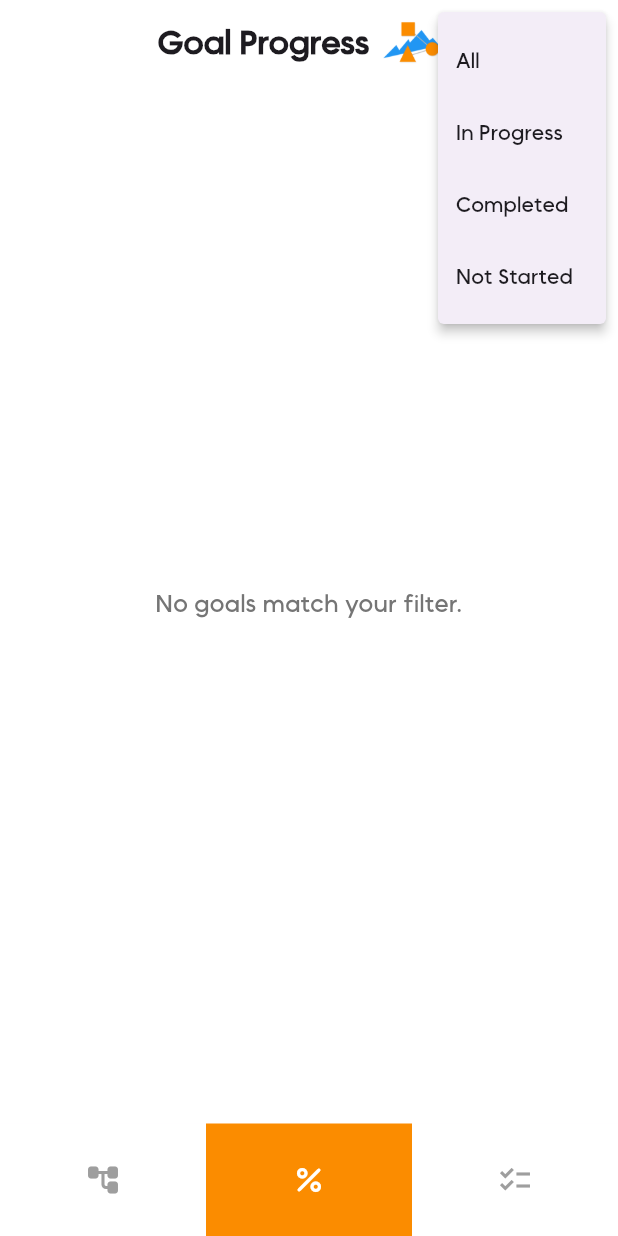
After one commit to UPJGuven/Final-Year-Project-FYP-, a Flutter app: the MainScreen screen opened directly, item 2 of the bottom bar chosen, after a tap on the "sort" icon, on a phone screen of 412 x 824 dp. The commit adds this screen. Run offline on Flutter 3.47's test engine with Material 3 defaults, Android fonts, the phone set to English and light mode, and no system bars; our stand-ins replace cloud_firestore, firebase_auth, firebase_core, google_sign_in; missing offline and left inert: graphite; accounts and stored records are empty.

Commit message:
#21 - The Progression Update
- New progress_overview_screen.dart showing all goal progress.
- New goal_node_widget.dart with progression of the goal built in.

```diff
--- a/lib/main.dart
+++ b/lib/main.dart
@@ -6,11 +6,7 @@ import 'package:fyp_goalapp/screens/help_guidance_screen.dart';
 import 'package:provider/provider.dart';
 import 'firebase_options.dart';
 import 'goal_provider.dart';
-import 'screens/loading_screen.dart';
 import 'screens/login_screen.dart';
-import 'screens/goal_hierarchy_screen.dart';
-import 'screens/todo_list_screen.dart';
-import 'widgets/bottom_nav_bar.dart';
 import 'screens/main_screen.dart';
 
 void main() async {
--- a/lib/screens/goal_hierarchy_screen.dart
+++ b/lib/screens/goal_hierarchy_screen.dart
@@ -9,6 +9,7 @@ import 'help_guidance_screen.dart';
 import 'settings_screen.dart';
 import '../widgets/goal_detail_popup.dart';
 import '../widgets/background_shape_painter.dart';
+import '../widgets/goal_node_widget.dart';
 
 class GoalHierarchyScreen extends StatefulWidget {
   @override
@@ -16,7 +17,8 @@ class GoalHierarchyScreen extends StatefulWidget {
 }
 
 class _GoalHierarchyScreenState extends State<GoalHierarchyScreen> {
-  final TransformationController _transformController = TransformationController();
+  final TransformationController _transformController =
+      TransformationController();
 
   void _showDeleteConfirmation(BuildContext context, String goalId) {
     showDialog(
@@ -130,7 +132,14 @@ class _GoalHierarchyScreenState extends State<GoalHierarchyScreen> {
                     maxScale: 2.0,
                     boundaryMargin: EdgeInsets.all(800),
                     child: goalNodes.isEmpty
-                        ? Center(child: Text("No goals found"))
+                        ? Padding(
+                            padding: const EdgeInsets.symmetric(vertical: 345, horizontal: 50),
+                            child: Center(
+                                child: Text(
+                                    "Tap the '+' button to add your first goal!",
+                                    style: TextStyle(
+                                        fontSize: 16,
+                                        color: Colors.grey[600]))))
                         : DirectGraph(
                             list: goalNodes,
                             centered: true,
@@ -138,8 +147,18 @@ class _GoalHierarchyScreenState extends State<GoalHierarchyScreen> {
                             cellPadding: EdgeInsets.all(30.0),
                             orientation: MatrixOrientation.Vertical,
                             nodeBuilder: (context, node) {
-                        final goalIdToName = Provider.of<GoalProvider>(context, listen: false).goalIdToName;
-                        final name = goalIdToName[node.id] ?? '[Missing Name]';
+                              final goalIdToName = Provider.of<GoalProvider>(
+                                      context,
+                                      listen: false)
+                                  .goalIdToName;
+                              final name =
+                                  goalIdToName[node.id] ?? '[Missing Name]';
+                              final goal = goalProvider.goals.firstWhere(
+                                  (g) => g['id'] == node.id,
+                                  orElse: () => {});
+                              final progress =
+                                  (goal['goalDetails']?['progress'] ?? 0)
+                                      .toDouble();
                               return GestureDetector(
                                 onLongPress: () {
                                   showGoalDetailPopup(
@@ -148,53 +167,35 @@ class _GoalHierarchyScreenState extends State<GoalHierarchyScreen> {
                                     onEdit: () {
                                       Navigator.push(
                                         context,
-                                  MaterialPageRoute(builder: (_) => EditGoalScreen(goalId: node.id)),
+                                        MaterialPageRoute(
+                                            builder: (_) => EditGoalScreen(
+                                                goalId: node.id)),
                                       );
                                     },
                                     onSubGoal: () {
                                       Navigator.push(
                                         context,
-                                  MaterialPageRoute(builder: (_) => CreateGoalScreen(parentGoalId: node.id)),
+                                        MaterialPageRoute(
+                                            builder: (_) => CreateGoalScreen(
+                                                parentGoalId: node.id)),
                                       );
                                     },
                                     onParentGoal: () {
                                       Navigator.push(
                                         context,
                                         MaterialPageRoute(
-                                    builder: (_) => CreateGoalScreen(parentGoalId: node.id, isParentGoal: true),
+                                          builder: (_) => CreateGoalScreen(
+                                              parentGoalId: node.id,
+                                              isParentGoal: true),
                                         ),
                                       );
                                     },
-                              onDelete: () => _showDeleteConfirmation(context, node.id),
+                                    onDelete: () => _showDeleteConfirmation(
+                                        context, node.id),
                                   );
                                 },
-                          child: Container(
-                            alignment: Alignment.center,
-                            decoration: BoxDecoration(
-                              gradient: LinearGradient(
-                                colors: [Colors.blue[500]!, Colors.blue[600]!],
-                                begin: Alignment.topLeft,
-                                end: Alignment.bottomRight,
-                              ),
-                              borderRadius: BorderRadius.circular(8.0),
-                              boxShadow: [
-                                BoxShadow(
-                                  color: Colors.black12,
-                                  blurRadius: 4,
-                                  offset: Offset(2, 4),
-                                ),
-                              ],
-                            ),
-                            child: Text(
-                              name,
-                              textAlign: TextAlign.center,
-                              style: TextStyle(
-                                color: Colors.white,
-                                fontSize: 16.0,
-                                fontWeight: FontWeight.bold,
-                              ),
-                            ),
-                          ),
+                                child: GoalNodeWidget(
+                                    name: name, progress: progress),
                               );
                             },
                             styleBuilder: (edge) {
@@ -224,7 +225,8 @@ class _GoalHierarchyScreenState extends State<GoalHierarchyScreen> {
         foregroundColor: Colors.white,
         shape: CircleBorder(),
         onPressed: () {
-          Navigator.push(context, MaterialPageRoute(builder: (context) => CreateGoalScreen()));
+          Navigator.push(context,
+              MaterialPageRoute(builder: (context) => CreateGoalScreen()));
         },
         child: Icon(Icons.add),
       ),
--- /dev/null
+++ b/lib/screens/progress_overview_screen.dart
@@ -0,0 +1,148 @@
+import 'package:flutter/material.dart';
+import 'package:cloud_firestore/cloud_firestore.dart';
+import 'package:firebase_auth/firebase_auth.dart';
+
+import '../widgets/goal_detail_popup.dart';
+import 'create_goal_screen.dart';
+import 'edit_goal_screen.dart';
+
+Color getProgressColor(double progress) {
+  if (progress < 33) return Colors.redAccent;
+  if (progress < 66) return Colors.orangeAccent;
+  return Colors.greenAccent;
+}
+
+class ProgressOverviewScreen extends StatefulWidget {
+  final Function(String goalId) onGoalSelected;
+
+  ProgressOverviewScreen({required this.onGoalSelected});
+
+  @override
+  _ProgressOverviewScreenState createState() => _ProgressOverviewScreenState();
+}
+
+class _ProgressOverviewScreenState extends State<ProgressOverviewScreen> {
+  String _filter = 'in_progress';
+
+  @override
+  Widget build(BuildContext context) {
+    final userId = FirebaseAuth.instance.currentUser?.uid;
+
+    return Scaffold(
+      backgroundColor: Colors.white,
+      appBar: AppBar(
+        backgroundColor: Colors.white,
+        centerTitle: true,
+        title: Row(
+          mainAxisAlignment: MainAxisAlignment.center,
+          mainAxisSize: MainAxisSize.min,
+          children: [
+            Text(
+              "Goal Progress",
+              style: TextStyle(fontWeight: FontWeight.bold),
+            ),
+            SizedBox(width: 8), // spacing between text and image
+            Image.asset(
+              'assets/images/FYP Logo No Text v1.0.png',
+              height: 30,
+            ),
+          ],
+        ),
+        actions: [
+          PopupMenuButton<String>(
+            icon: Icon(Icons.sort_rounded, size: 30),
+            onSelected: (value) => setState(() => _filter = value),
+            itemBuilder: (_) => [
+              PopupMenuItem(value: 'all', child: Text("All")),
+              PopupMenuItem(value: 'in_progress', child: Text("In Progress")),
+              PopupMenuItem(value: 'completed', child: Text("Completed")),
+              PopupMenuItem(value: 'not_started', child: Text("Not Started")),
+            ],
+          ),
+        ],
+      ),
+      body: StreamBuilder<QuerySnapshot>(
+        stream: FirebaseFirestore.instance
+            .collection('Goal')
+            .where('userId', isEqualTo: userId)
+            .snapshots(),
+        builder: (context, snapshot) {
+          if (!snapshot.hasData)
+            return Center(child: CircularProgressIndicator());
+
+          final goals = snapshot.data!.docs
+              .map((doc) => doc.data() as Map<String, dynamic>)
+              .where((goal) {
+            final progress = (goal['goalDetails']['progress'] ?? 0).toDouble();
+            if (_filter == 'in_progress') return progress > 0 && progress < 100;
+            if (_filter == 'completed') return progress == 100;
+            if (_filter == 'not_started') return progress == 0;
+            return true;
+          }).toList();
+
+          if (goals.isEmpty) {
+            return Center(child: Text("No goals match your filter.", style: TextStyle(fontSize: 16, color: Colors.grey[600])));
+          }
+
+          return ListView.builder(
+            itemCount: goals.length,
+            itemBuilder: (context, index) {
+              final goal = goals[index];
+              final name = goal['goalDetails']['name'] ?? 'Unnamed';
+              final progress = (goal['goalDetails']['progress'] ?? 0).toDouble();
+
+              return ListTile(
+                onLongPress: () {
+                  showGoalDetailPopup(
+                    context: context,
+                    goalId: goal['id'],
+                    onEdit: () {
+                      Navigator.push(
+                        context,
+                        MaterialPageRoute(builder: (_) => EditGoalScreen(goalId: goal['id'])),
+                      );
+                    },
+                    onSubGoal: () {
+                      Navigator.push(
+                        context,
+                        MaterialPageRoute(builder: (_) => CreateGoalScreen(parentGoalId: goal['id'])),
+                      );
+                    },
+                    onParentGoal: () {
+                      Navigator.push(
+                        context,
+                        MaterialPageRoute(builder: (_) => CreateGoalScreen(
+                          parentGoalId: goal['id'],
+                          isParentGoal: true,
+                        )),
+                      );
+                    },
+                    onDelete: () {
+                      // Optionally refresh the progress screen
+                    },
+                  );
+                },
+                title: Text(name, style: TextStyle(fontSize: 18)),
+                subtitle: Column(
+                  crossAxisAlignment: CrossAxisAlignment.start,
+                  children: [
+                    LinearProgressIndicator(
+                      borderRadius: BorderRadius.circular(8.0),
+                      minHeight: 15,
+                      value: progress / 100,
+                      backgroundColor: Colors.grey[300],
+
+                      valueColor: AlwaysStoppedAnimation<Color>(getProgressColor(progress)),
+                    ),
+                    SizedBox(height: 4),
+                    Text("${progress.toInt()}%"),
+                  ],
+                ),
+              );
+            },
+          );
+        },
+      ),
+    );
+  }
+}
--- a/lib/widgets/background_shape_painter.dart
+++ b/lib/widgets/background_shape_painter.dart
@@ -7,8 +7,8 @@ class BackgroundShapePainter extends CustomPainter {
 
   @override
   void paint(Canvas canvas, Size size) {
-    final paintOrange = Paint()..color = Colors.orange.shade600.withOpacity(0.25);
-    final paintBlue = Paint()..color = Colors.blue.withOpacity(0.25);
+    final paintOrange = Paint()..color = Colors.orange.shade600.withOpacity(0.5);
+    final paintBlue = Paint()..color = Colors.blue.withOpacity(0.5);
 
     // Move shapes slightly based on panning
     canvas.drawCircle(Offset(size.width * 0.25 + panOffset.dx * 0.05, size.height * 0.2 + panOffset.dy * 0.05), 120, paintOrange);
--- a/lib/widgets/bottom_nav_bar.dart
+++ b/lib/widgets/bottom_nav_bar.dart
@@ -9,7 +9,7 @@ class BottomNavBar extends StatelessWidget {
   @override
   Widget build(BuildContext context) {
     return Container(
-      height: 80, // Height of the bottom navigation bar
+      height: 75, // Height of the bottom navigation bar
       decoration: BoxDecoration(
         color: Colors.white,
       ),
@@ -29,17 +29,30 @@ class BottomNavBar extends StatelessWidget {
                 ),
               ),
             ),
-          ),
-          // Right Tab (To-Do)
-          Expanded(
+          ),Expanded(
             child: GestureDetector(
               onTap: () => onTap(1),
               child: Container(
                 color: currentIndex == 1 ? Colors.orange[600] : Colors.white,
                 child: Center(
                   child: Icon(
+                    Icons.percent_rounded,
+                    color: currentIndex == 1 ? Colors.white : Colors.grey,
+                  ),
+                ),
+              ),
+            ),
+          ),
+          // Right Tab (To-Do)
+          Expanded(
+            child: GestureDetector(
+              onTap: () => onTap(2),
+              child: Container(
+                color: currentIndex == 2 ? Colors.orange[600] : Colors.white,
+                child: Center(
+                  child: Icon(
                     Icons.checklist,
-                    color: currentIndex == 1 ? Colors.white : Colors.grey,
+                    color: currentIndex == 2 ? Colors.white : Colors.grey,
                   ),
                 ),
               ),
--- a/lib/widgets/goal_detail_popup.dart
+++ b/lib/widgets/goal_detail_popup.dart
@@ -51,7 +51,7 @@ void showGoalDetailPopup({
                     constraints: BoxConstraints(
                       maxHeight: MediaQuery.of(context).size.height * 0.75,
                     ),
-                    color: Colors.white.withOpacity(0.9),
+                    color: Colors.white.withOpacity(0.95),
                       child: Scrollbar(
                         radius: Radius.circular(8),
                         thumbVisibility: true,
@@ -130,7 +130,8 @@ void showGoalDetailPopup({
                                   max: 100,
                                   divisions: 20,
                                   label: "${progress.toInt()}%",
-                                  activeColor: Colors.orange[600],
+                                  activeColor: Colors.blue,
+                                  thumbColor: Colors.orange[600],
                                   onChanged: (value) =>
                                       setState(() => progress = value),
                                   onChangeEnd: (value) async {
@@ -145,7 +146,6 @@ void showGoalDetailPopup({
 
                                 SizedBox(height: 24),
 
-                                // 🔘 All action buttons wrapped
                                 Center(
                                   child: Wrap(
                                     alignment: WrapAlignment.center,
```
Also changed, not shown: lib/goal_provider.dart (+0 -10 lines), lib/screens/main_screen.dart (+37 -1 lines), lib/screens/todo_list_screen.dart (+47 -20 lines), lib/widgets/goal_node.dart (deleted, +0 -31 lines), lib/widgets/goal_node_widget.dart (added, +66 -0 lines). Lines whose indentation alone changed are shown as unchanged.
